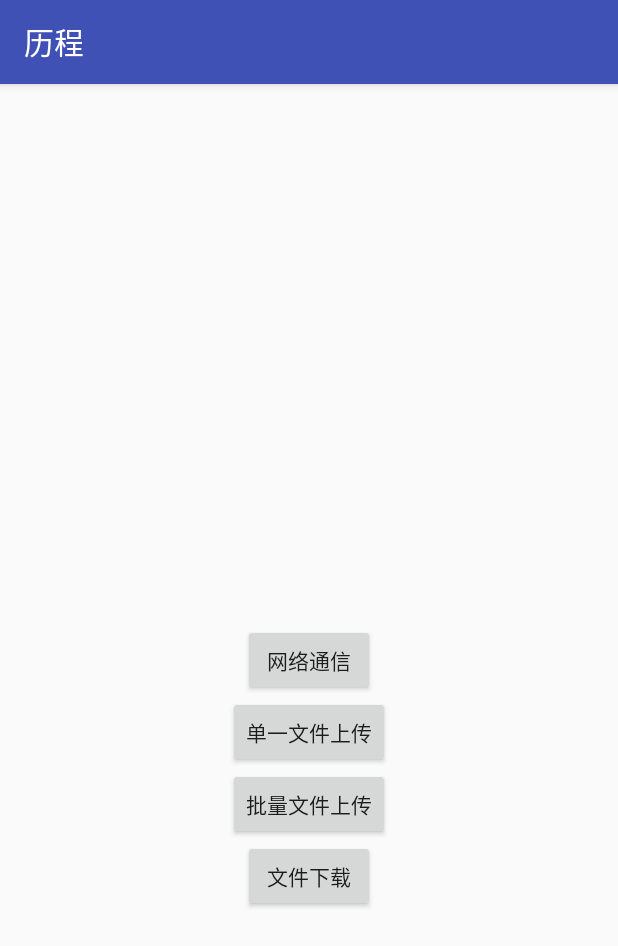
After one commit to jokerchenbin/GrowthProcess, an Android app: the XUtilsDemoActivity screen opened directly, with no data from a screen before it, on a phone screen of 412 x 824 dp. The commit adds this screen. Shown: the top 946 px of the screen. Run offline under Robolectric (Android 15) with nearby library versions, the phone set to English and light mode, and no system bars; our stand-ins replace ButterKnife; libraries missing offline, so code that uses them is left out: org.xutils.x; 1 statement that could not run was skipped.

```diff
--- a/app/src/main/java/com/cst/growthprocess/App.java
+++ b/app/src/main/java/com/cst/growthprocess/App.java
@@ -19,6 +19,8 @@ import com.nostra13.universalimageloader.core.decode.BaseImageDecoder;
 import com.nostra13.universalimageloader.core.display.FadeInBitmapDisplayer;
 import com.nostra13.universalimageloader.core.display.RoundedBitmapDisplayer;
 import com.nostra13.universalimageloader.core.download.BaseImageDownloader;
+
+import org.xutils.x;
 
 import java.util.ArrayList;
 
--- a/app/src/main/java/com/cst/growthprocess/MainActivity.java
+++ b/app/src/main/java/com/cst/growthprocess/MainActivity.java
@@ -16,6 +16,7 @@ import com.cst.growthprocess.pinyinpinyin4j.Pinyin4jActivity;
 import com.cst.growthprocess.recyclerViewDemo.RecyclerActivity;
 import com.cst.growthprocess.retrofit_okhttp.RetrofitActivity;
 import com.cst.growthprocess.vitamio.VitamioActivity;
+import com.cst.growthprocess.xUtils.XUtilsDemoActivity;
 import com.cst.growthprocess.xfyun.XfyunActivity;
 
 import butterknife.ButterKnife;
@@ -73,6 +74,9 @@ public class MainActivity extends AppCompatActivity {
             case 14:
                 startActivity(new Intent(mContext, FileActivity.class));
                 break;
+            case 15:
+                startActivity(new Intent(mContext, XUtilsDemoActivity.class));
+                break;
             default:
         }
     }
--- /dev/null
+++ b/app/src/main/java/com/cst/growthprocess/xUtils/XUtilsDemoActivity.java
@@ -0,0 +1,65 @@
+package com.cst.growthprocess.xUtils;
+
+import android.os.Bundle;
+import android.support.v7.app.AppCompatActivity;
+import android.view.View;
+import android.widget.Button;
+
+import com.cst.growthprocess.R;
+
+import org.xutils.x;
+
+import butterknife.ButterKnife;
+import butterknife.InjectView;
+import butterknife.OnClick;
+
+/**
+ * 研究Xutils相关使用功能(网络请求、文件上传、下载)
+ */
+public class XUtilsDemoActivity extends AppCompatActivity {
+
+
+    @InjectView(R.id.button1)
+    Button mButton1;
+
+    @InjectView(R.id.button2)
+    Button mButton2;
+
+    @InjectView(R.id.button3)
+    Button mButton3;
+
+    @InjectView(R.id.button4)
+    Button mButton4;
+
+    @Override
+    protected void onCreate(Bundle savedInstanceState) {
+        super.onCreate(savedInstanceState);
+        setContentView(R.layout.activity_xutils_demo);
+        ButterKnife.inject(this);
+        x.view().inject(this);
+    }
+
+    @OnClick({R.id.button1, R.id.button2, R.id.button3, R.id.button4})
+    public void onClick(View view) {
+        switch (view.getId()) {
+            case R.id.button1://网络通信
+                linkServer();//TODO
+                break;
+            case R.id.button2://单个文件上传
+                //TODO
+                break;
+            case R.id.button3://批量文件上传
+                //TODO
+                break;
+            case R.id.button4://文件下载
+                break;
+        }
+    }
+
+    /**
+     * 网络通信连接服务器
+     */
+    private void linkServer() {
+
+    }
+}
--- /dev/null
+++ b/app/src/main/res/layout/activity_xutils_demo.xml
@@ -0,0 +1,40 @@
+<?xml version="1.0" encoding="utf-8"?>
+<RelativeLayout android:id="@+id/activity_xutils_demo"
+    xmlns:android="http://schemas.android.com/apk/res/android"
+    xmlns:tools="http://schemas.android.com/tools"
+    android:layout_width="match_parent"
+    android:layout_height="match_parent"
+    tools:context="com.cst.growthprocess.xUtils.XUtilsDemoActivity">
+
+    <Button
+        android:id="@+id/button1"
+        android:layout_width="wrap_content"
+        android:layout_height="wrap_content"
+        android:layout_centerInParent="true"
+        android:text="网络通信" />
+
+    <Button
+    android:id="@+id/button2"
+    android:layout_width="wrap_content"
+    android:layout_height="wrap_content"
+    android:layout_centerInParent="true"
+    android:layout_below="@+id/button1"
+    android:text="单一文件上传" />
+
+    <Button
+        android:id="@+id/button3"
+        android:layout_width="wrap_content"
+        android:layout_height="wrap_content"
+        android:layout_centerInParent="true"
+        android:layout_below="@+id/button2"
+        android:text="批量文件上传" />
+
+    <Button
+        android:id="@+id/button4"
+        android:layout_width="wrap_content"
+        android:layout_height="wrap_content"
+        android:layout_centerInParent="true"
+        android:layout_below="@+id/button3"
+        android:text="文件下载" />
+
+</RelativeLayout>
```
Also changed, not shown: app/src/main/AndroidManifest.xml (+5 -2 lines).
